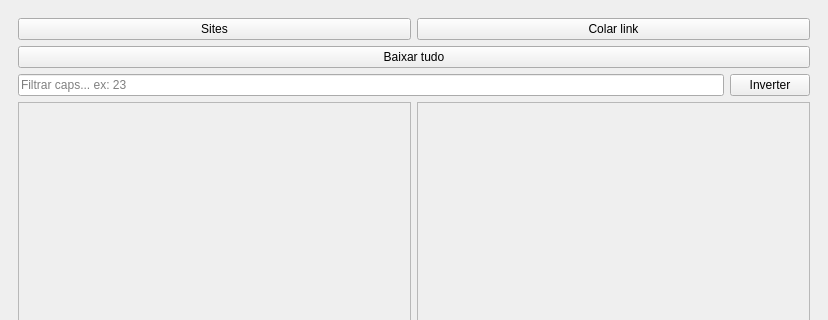
Qt form src/GUI_qt/assets/main.ui (Ryujin-K/RyujinApp) before a commit; both pictures show x 0 to 828 and y 0 to 320 of the 828 by 548 pixel window.
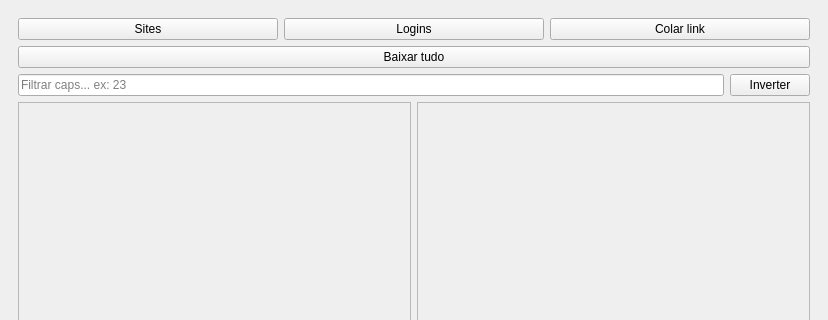
The same form after that commit. Icons and pictures are not drawn.

Commit message:
Add login management UI and credential storage
Introduces a login management system to the application, including a new 'Logins' button in the main UI, dialog and window for managing provider credentials, and a SQLite-based backend for securely storing user credentials. Main window logic is updated to support opening and closing the login manager.

```diff
--- a/src/GUI_qt/assets/main.ui
+++ b/src/GUI_qt/assets/main.ui
@@ -37,6 +37,13 @@
               </property>
              </widget>
             </item>
+            <item>
+             <widget class="QPushButton" name="logins">
+              <property name="text">
+               <string>Logins</string>
+              </property>
+             </widget>
+            </item>
             <item>
              <widget class="QPushButton" name="link">
               <property name="text">
```
The commit also changes 4 other files.
